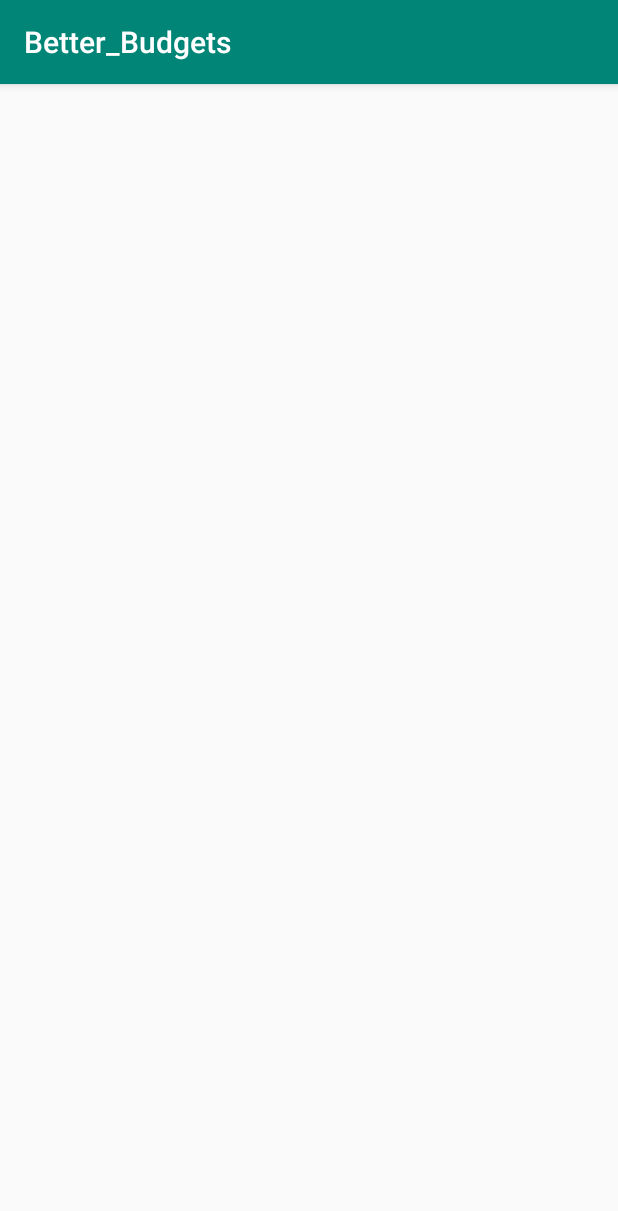
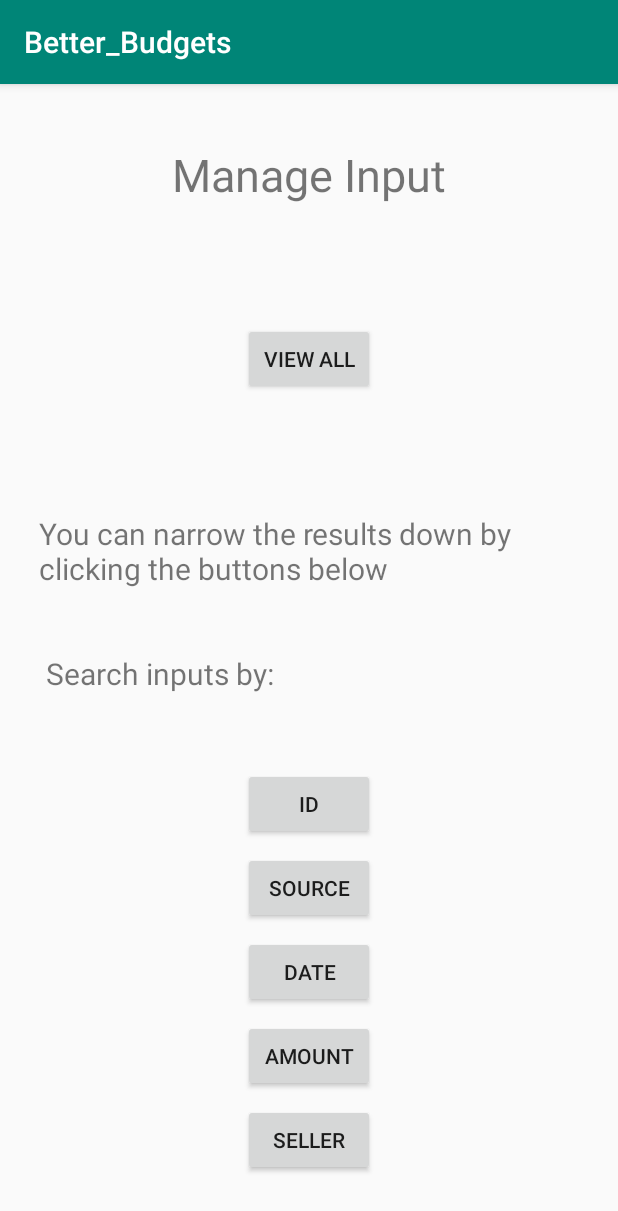
Before and after one commit to CS407-Project-Better-Budgets/Better_Budgets_new, an Android app: the manage_data screen opened directly, with no data from a screen before it, on a phone screen of 412 x 824 dp. Shown: the top 1211 px of the screen. Run offline under Robolectric (Android 15) with nearby library versions, the phone set to English and light mode, and no system bars.

Commit message:
search homepage layout done

```diff
--- a/app/src/main/res/layout/activity_manage_data.xml
+++ b/app/src/main/res/layout/activity_manage_data.xml
@@ -6,4 +6,102 @@
     android:layout_height="match_parent"
     tools:context=".manage_data">
 
+    <TextView
+        android:id="@+id/textView_title"
+        android:layout_width="wrap_content"
+        android:layout_height="wrap_content"
+        android:layout_marginTop="40dp"
+        android:text="Manage Input"
+        android:textSize="30sp"
+        app:layout_constraintEnd_toEndOf="parent"
+        app:layout_constraintHorizontal_bias="0.5"
+        app:layout_constraintStart_toStartOf="parent"
+        app:layout_constraintTop_toTopOf="parent" />
+
+    <Button
+        android:id="@+id/button_all"
+        android:layout_width="wrap_content"
+        android:layout_height="wrap_content"
+        android:text="view all"
+        app:layout_constraintBottom_toTopOf="@+id/textView_description"
+        app:layout_constraintEnd_toEndOf="parent"
+        app:layout_constraintHorizontal_bias="0.5"
+        app:layout_constraintStart_toStartOf="parent"
+        app:layout_constraintTop_toBottomOf="@+id/textView_title"
+        app:layout_constraintVertical_bias="0.5"
+        android:onClick="allOnClick"/>
+
+    <TextView
+        android:id="@+id/textView_description"
+        android:layout_width="360dp"
+        android:layout_height="150dp"
+        android:layout_marginBottom="20dp"
+        android:text="You can narrow the results down by clicking the buttons below \n\n\n Search inputs by:"
+        android:textSize="20sp"
+        app:layout_constraintBottom_toTopOf="@+id/button_id"
+        app:layout_constraintEnd_toEndOf="parent"
+        app:layout_constraintHorizontal_bias="0.5"
+        app:layout_constraintStart_toStartOf="parent" />
+
+    <Button
+        android:id="@+id/button_id"
+        android:layout_width="wrap_content"
+        android:layout_height="wrap_content"
+        android:layout_marginBottom="8dp"
+        android:text="id"
+        app:layout_constraintBottom_toTopOf="@+id/button_source"
+        app:layout_constraintEnd_toEndOf="parent"
+        app:layout_constraintHorizontal_bias="0.5"
+        app:layout_constraintStart_toStartOf="parent"
+        android:onClick="idOnClick"/>
+
+    <Button
+        android:id="@+id/button_source"
+        android:layout_width="wrap_content"
+        android:layout_height="wrap_content"
+        android:layout_marginBottom="8dp"
+        android:text="Source"
+        app:layout_constraintBottom_toTopOf="@+id/button_date"
+        app:layout_constraintEnd_toEndOf="parent"
+        app:layout_constraintHorizontal_bias="0.5"
+        app:layout_constraintStart_toStartOf="parent"
+        android:onClick="sourceOnClick"/>
+
+    <Button
+        android:id="@+id/button_date"
+        android:layout_width="wrap_content"
+        android:layout_height="wrap_content"
+        android:layout_marginBottom="8dp"
+        android:text="date"
+        app:layout_constraintBottom_toTopOf="@+id/button_amount"
+        app:layout_constraintEnd_toEndOf="parent"
+        app:layout_constraintHorizontal_bias="0.5"
+        app:layout_constraintStart_toStartOf="parent"
+        android:onClick="dateOnClick"/>
+
+    <Button
+        android:id="@+id/button_amount"
+        android:layout_width="wrap_content"
+        android:layout_height="wrap_content"
+        android:layout_marginBottom="8dp"
+        android:text="amount"
+        app:layout_constraintBottom_toTopOf="@+id/button_seller"
+        app:layout_constraintEnd_toEndOf="parent"
+        app:layout_constraintHorizontal_bias="0.5"
+        app:layout_constraintStart_toStartOf="parent"
+        android:onClick="amountOnClick"/>
+
+    <Button
+        android:id="@+id/button_seller"
+        android:layout_width="wrap_content"
+        android:layout_height="wrap_content"
+        android:layout_marginBottom="40dp"
+        android:text="seller"
+        app:layout_constraintBottom_toBottomOf="parent"
+        app:layout_constraintEnd_toEndOf="parent"
+        app:layout_constraintHorizontal_bias="0.5"
+        app:layout_constraintStart_toStartOf="parent"
+        android:onClick="sellerOnClick"/>
+
+
 </androidx.constraintlayout.widget.ConstraintLayout>
```
